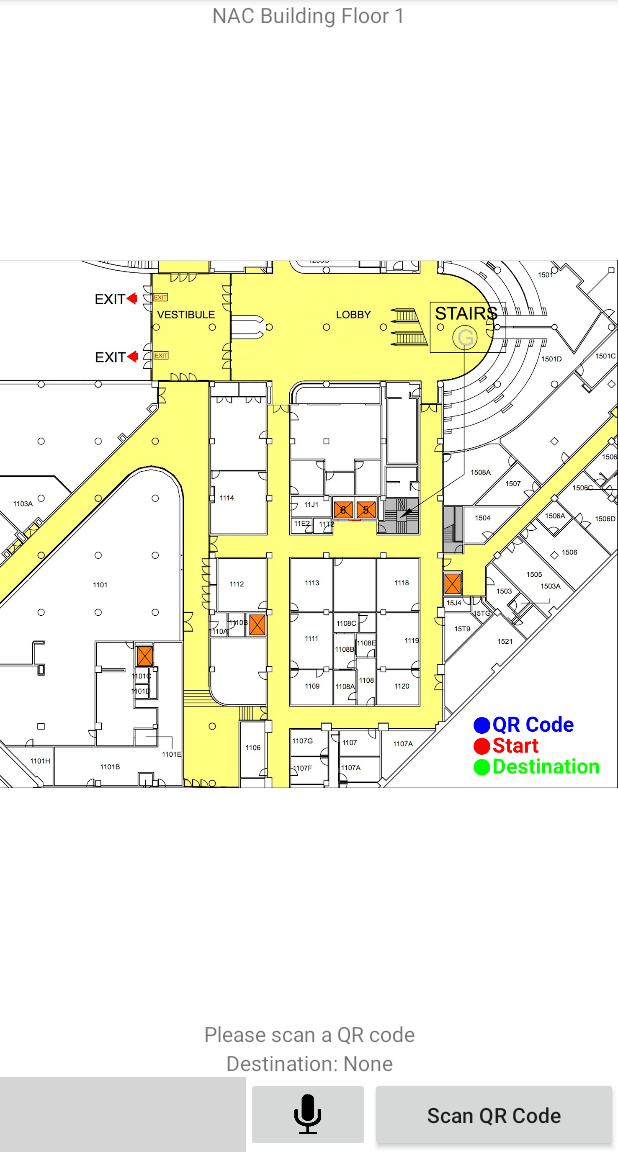
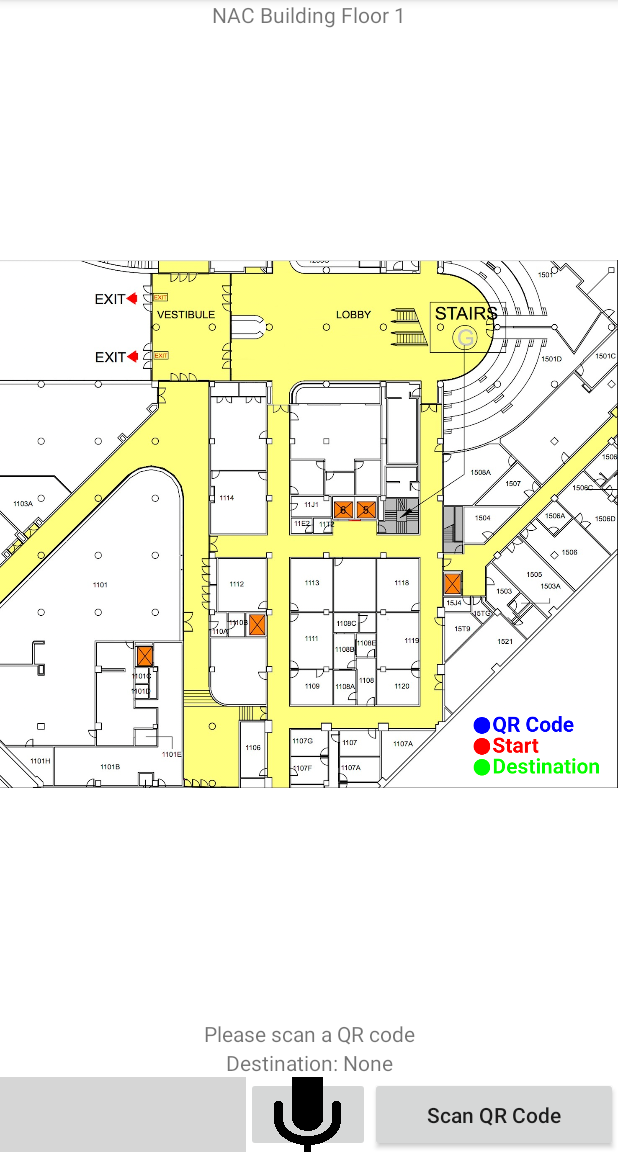
Before and after one commit to ykenichi/QRNav, an Android app: the screen it shows after launch (MainActivity), on a phone screen of 412 x 824 dp, the part 84-1236 px from its top. Run offline under Robolectric (Android 15) with nearby library versions, the phone set to English and light mode, and no system bars; libraries missing offline, so code that uses them is left out: com.google.zxing.integration, uk.co.senab; 4 statements that could not run were skipped; grey boxes are pictures that could not be loaded.

Commit message:
Revert "Added app icon and fixed image button issue"
This reverts commit 02a36497415809ae10b4dd315a9d58a16a7d173e.

```diff
--- a/QRNav/app/src/main/res/layout/content_main.xml
+++ b/QRNav/app/src/main/res/layout/content_main.xml
@@ -52,7 +52,6 @@
         android:orientation="horizontal">
     <ImageButton
         android:id="@+id/map_button_prev"
-        android:scaleType="fitCenter"
         android:layout_width="0dip"
         android:layout_height="50dip"
         android:src="@drawable/arrow_down"
@@ -60,7 +59,6 @@
         android:layout_gravity="center_horizontal|center" />
     <ImageButton
         android:id="@+id/map_button_next"
-        android:scaleType="fitCenter"
         android:layout_width="0dip"
         android:layout_height="50dip"
         android:src="@drawable/arrow_up"
@@ -68,7 +66,6 @@
         android:layout_gravity="center_horizontal|center" />
     <ImageButton
         android:id="@+id/speech_button"
-        android:scaleType="fitCenter"
         android:layout_width="0dip"
         android:layout_height="50dip"
         android:src="@drawable/microphone"
```
Also changed, not shown: QRNav/app/src/main/ic_launcher-web.png (deleted), QRNav/app/src/main/res/mipmap-hdpi/ic_launcher.png, QRNav/app/src/main/res/mipmap-mdpi/ic_launcher.png, QRNav/app/src/main/res/mipmap-xhdpi/ic_launcher.png, QRNav/app/src/main/res/mipmap-xxhdpi/ic_launcher.png, QRNav/app/src/main/res/mipmap-xxxhdpi/ic_launcher.png.
